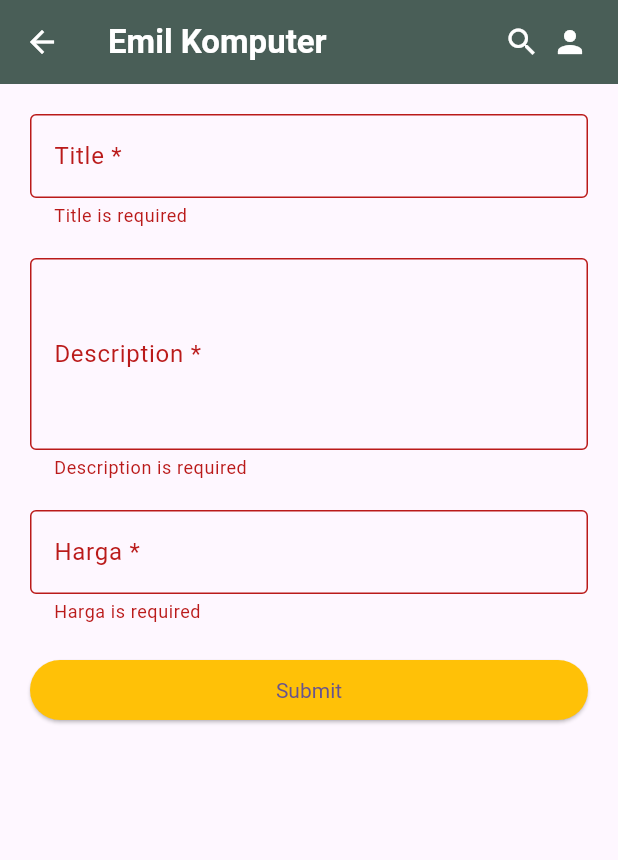
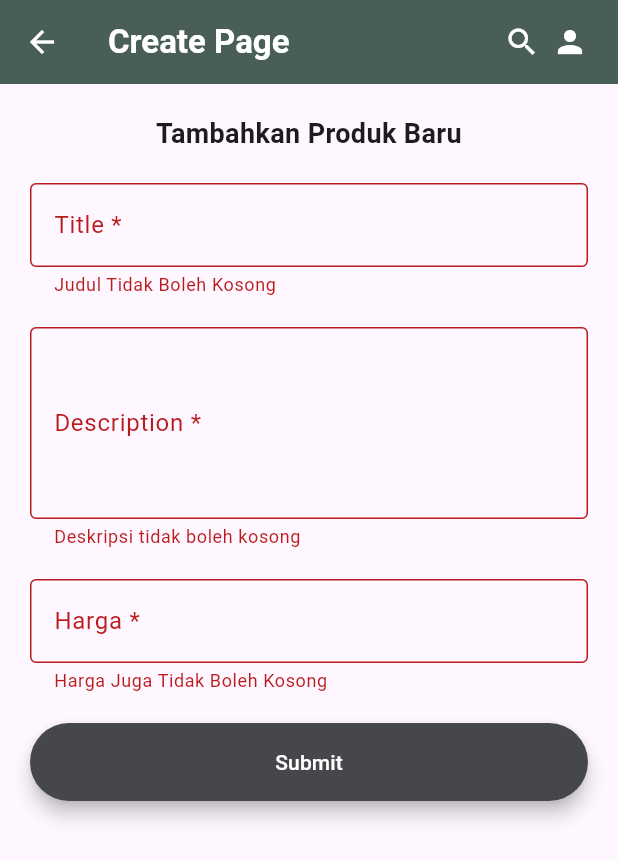
Before and after one commit to wahyu608/flutter-computer, a Flutter app: the CreatePage screen opened directly, after a tap on "Submit", on a phone screen of 412 x 824 dp. Shown: the top 860 px of the screen. Run offline on Flutter 3.47's test engine with Material 3 defaults, Android fonts, the phone set to English and light mode, and no system bars; network calls fail.

Commit message:
add color, depedencies, update create page, detail page, integrasi to whatsapp, and make change to make this app more beautful like you:p

```diff
--- a/lib/constant/color.dart
+++ b/lib/constant/color.dart
@@ -1,3 +1,4 @@
 const yellowColor = 0xfff4ce14;
 const grayColor = 0xff495E57;
 const darkColor = 0xff45474B;
+const blackColor= 0xff000000;
--- a/lib/pages/components/appbar_component.dart
+++ b/lib/pages/components/appbar_component.dart
@@ -2,14 +2,15 @@ import 'package:flutter/material.dart';
 import 'package:my_app/constant/color.dart';
 
 class AppBarComponent extends StatelessWidget implements PreferredSizeWidget {
-  const AppBarComponent({Key? key}) : super(key: key);
+  final String title;
+  const AppBarComponent({Key? key, required this.title}) : super(key: key);
 
   @override
   Widget build(BuildContext context) {
     return AppBar(
-    iconTheme: IconThemeData(color: const Color.fromARGB(255, 255, 255, 255)),
-        title: Text("Emil Komputer",
-            style: TextStyle(color: Colors.white, fontWeight: FontWeight.bold)),
+    iconTheme: const IconThemeData(color: Color.fromARGB(255, 255, 255, 255)),
+        title: Text(title, //update title to more flexible
+            style: const TextStyle(color: Colors.white, fontWeight: FontWeight.bold)),
         actions: [
           Icon(
             Icons.search,
--- a/lib/pages/create_page.dart
+++ b/lib/pages/create_page.dart
@@ -1,6 +1,7 @@
 import 'dart:convert';
 import 'package:flutter/material.dart';
 import 'package:http/http.dart' as http;
+import 'package:my_app/constant/constant.dart';
 import 'package:my_app/pages/components/appbar_component.dart';
 
 class CreatePage extends StatefulWidget {
@@ -39,54 +40,57 @@ class _CreatePageState extends State<CreatePage> {
         Map api = json.decode(response.body);
         print(api['status']);
         if (api['status'] == 'Success') {
-        final snackBar = SnackBar(
+          ScaffoldMessenger.of(context).showSnackBar(
+            SnackBar(
               content: Text(api['message']),
-          action: SnackBarAction(
-            label: 'Undo',
-            textColor: Colors.green,
-            onPressed: () {
-              // Some code to undo the change.
-            },
+              backgroundColor: Colors.green,
+              duration: Duration(seconds: 2),
             ),
           );
-        ScaffoldMessenger.of(context).showSnackBar(snackBar);
+          Navigator.pop(context);
         } else if (api['status'] == 'Error') {
-        final snackBar = SnackBar(
+          ScaffoldMessenger.of(context).showSnackBar(
+            SnackBar(
               content: Text(api['message']),
-          action: SnackBarAction(
-            label: 'Undo',
-            textColor: Colors.red,
-            onPressed: () {
-              // Some code to undo the change.
-            },
+              backgroundColor: Colors.red,
+              duration: Duration(seconds: 2),
             ),
           );
-        ScaffoldMessenger.of(context).showSnackBar(snackBar);
         } else {
-        final snackBar = SnackBar(
+          ScaffoldMessenger.of(context).showSnackBar(
+            SnackBar(
               content: Text('Tidak diketahui'),
-          action: SnackBarAction(
-            label: 'Undo',
-            textColor: Colors.yellow,
-            onPressed: () {
-              // Some code to undo the change.
-            },
+              backgroundColor: Colors.yellow,
+              duration: Duration(seconds: 2),
             ),
           );
-        ScaffoldMessenger.of(context).showSnackBar(snackBar);
         }
       } else {
         throw Exception('gagal untuk dapat data');
       }
-    }}
+    }
+  }
 
   @override
   Widget build(BuildContext context) {
     return Scaffold(
-      appBar: const AppBarComponent(),
+      appBar: const AppBarComponent(
+        title: 'Create Page',
+      ),
       body: SingleChildScrollView(
         padding: const EdgeInsets.all(20.0),
-        child: Form(
+        child: Column(
+        children: [
+          Text(
+            'Tambahkan Produk Baru',
+            textAlign: TextAlign.center,
+            style: TextStyle(
+              fontSize: 18,
+              fontWeight: FontWeight.bold,
+            ),
+          ),
+          const SizedBox(height: 20),
+          Form(
           key: _formKey,
           child: Column(
             crossAxisAlignment: CrossAxisAlignment.stretch,
@@ -99,7 +103,7 @@ class _CreatePageState extends State<CreatePage> {
                 ),
                 validator: (String? value) {
                   if (value == null || value.isEmpty) {
-                    return 'Title is required';
+                    return 'Judul Tidak Boleh Kosong';
                   }
                   return null;
                 },
@@ -114,7 +118,7 @@ class _CreatePageState extends State<CreatePage> {
                 ),
                 validator: (String? value) {
                   if (value == null || value.isEmpty) {
-                    return 'Description is required';
+                    return 'Deskripsi tidak boleh kosong';
                   }
                   return null;
                 },
@@ -129,7 +133,7 @@ class _CreatePageState extends State<CreatePage> {
                 ),
                 validator: (String? value) {
                   if (value == null || value.isEmpty) {
-                    return 'Harga is required';
+                    return 'Harga Juga Tidak Boleh Kosong';
                   }
                   return null;
                 },
@@ -140,13 +144,16 @@ class _CreatePageState extends State<CreatePage> {
                   submitForm();
                 },
                 style: ElevatedButton.styleFrom(
-                  primary: Colors.amber,
-                  textStyle: TextStyle(color: Color.fromARGB(255, 255, 255, 255)),
+                  primary: Color(darkColor),
+                  elevation: 5,
+                  padding: EdgeInsets.symmetric(vertical: 16),
                 ),
-                child: const Text('Submit'),
-              )
+                child: const Text('Submit', style: TextStyle(color: Colors.white)),
+              ),
             ],
           ),
+        ),
+    ],
       ),
       ),
     );
--- a/lib/utils/currency.dart
+++ b/lib/utils/currency.dart
@@ -5,6 +5,7 @@ class CurrencyFormat {
     var nominalInNumber = int.tryParse(nominal);
 
     if (nominalInNumber == null) return "Rp. 0";
+
 
     NumberFormat currencyFormatter = NumberFormat.currency(
       locale: 'id',
--- a/pubspec.yaml
+++ b/pubspec.yaml
@@ -37,6 +37,7 @@ dependencies:
   cupertino_icons: ^1.0.2
   http: ^1.2.0
   intl: ^0.17.0
+  url_launcher: ^6.0.9
 
 dev_dependencies:
   flutter_test:
```
Also changed, not shown: lib/pages/detail_page.dart (+83 -18 lines), lib/pages/list_page.dart (+5 -4 lines), pubspec.lock, 5 other files. Lines whose indentation alone changed are shown as unchanged.
